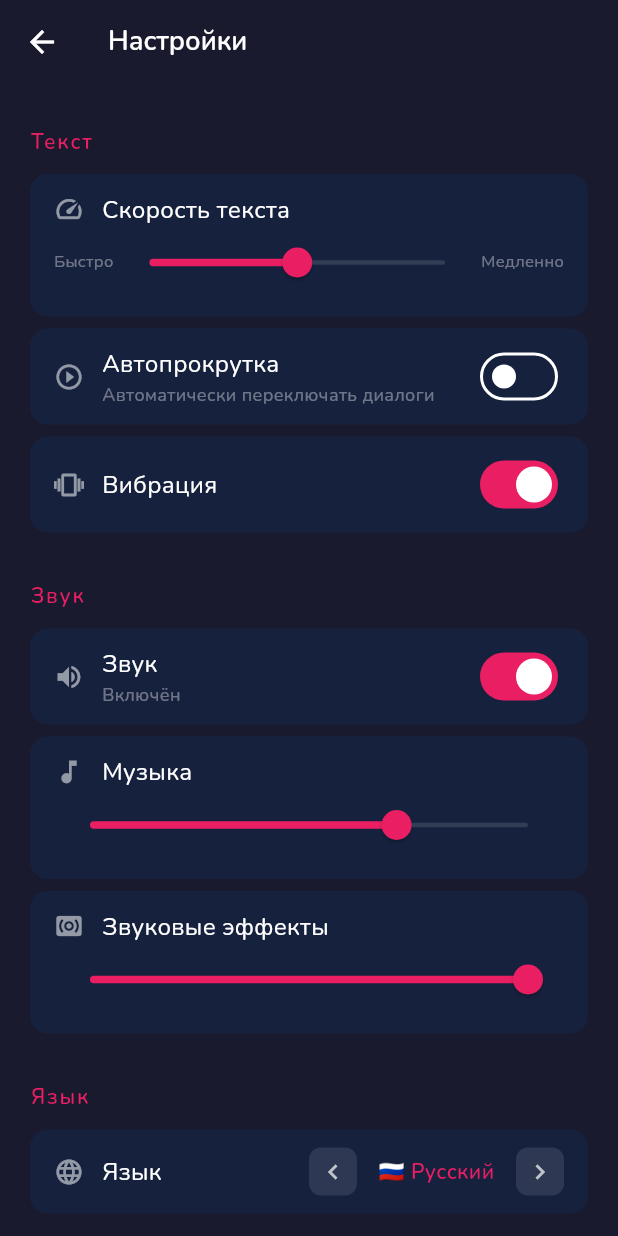
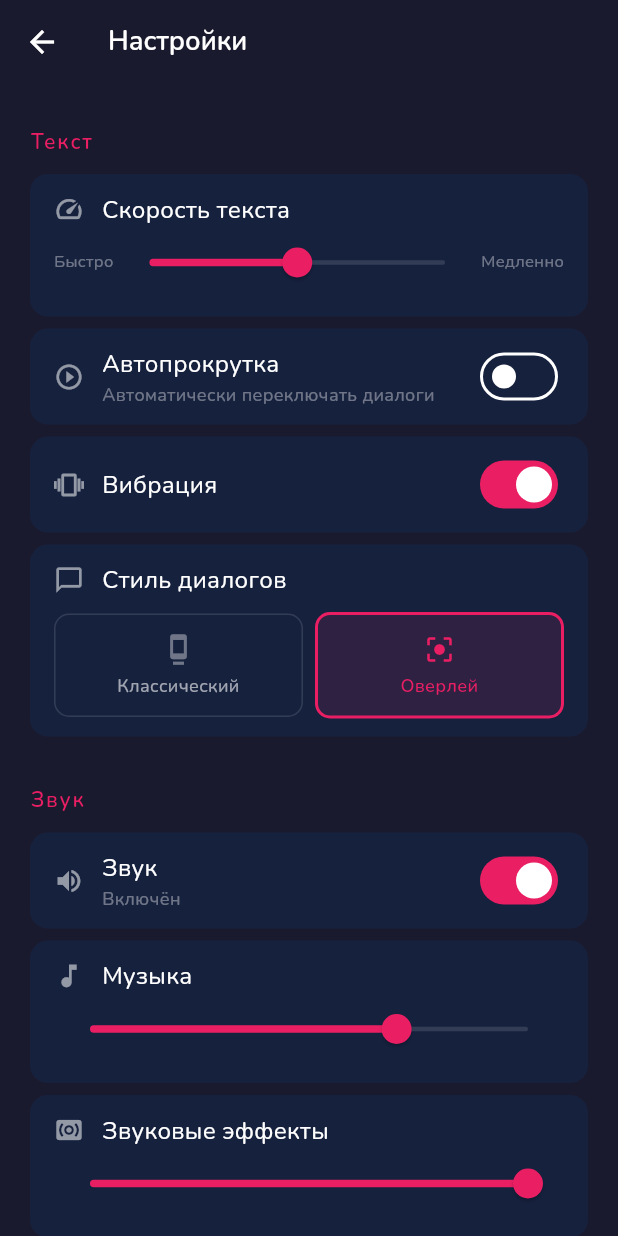
Before and after one commit to Ovilord1992/LoveLore, a Flutter app: the SettingsScreen screen opened directly, on a phone screen of 412 x 824 dp. Run offline on Flutter 3.47's test engine with Material 3 defaults, Android fonts, the phone set to English and light mode, and no system bars; our stand-ins replace equatable, flutter_riverpod, google_fonts, google_mobile_ads, google_sign_in, hive_flutter and 3 more; accounts and stored records are empty; network calls fail.

Commit message:
Add overlay dialogue mode (Romance Club style)
- DialogueOverlay widget: centered text with fade animation,
  semi-transparent backdrop, pulsing advance indicator
- Two modes: Classic (bottom) and Overlay (center, default)
- Toggle in Settings with visual card selector
- dialogueStyle setting persisted in AppSettings
- game_screen conditionally uses overlay for dialogue/narration
- 3 locale keys × 11 languages (dialogue_style, classic/overlay)

Co-authored-by: Copilot <223556219+Copilot@users.noreply.github.com>

```diff
--- a/client/lib/screens/settings_screen.dart
+++ b/client/lib/screens/settings_screen.dart
@@ -63,6 +63,45 @@ class SettingsScreen extends ConsumerWidget {
             subtitle: null,
             value: settings.vibrationEnabled,
             onChanged: (_) => settingsNotifier.toggleVibration(),
+          ),
+          const SizedBox(height: 8),
+          // Стиль диалогов
+          Container(
+            padding: const EdgeInsets.symmetric(horizontal: 16, vertical: 12),
+            decoration: BoxDecoration(
+              color: AppTheme.surfaceColor(context),
+              borderRadius: BorderRadius.circular(12),
+            ),
+            child: Column(
+              crossAxisAlignment: CrossAxisAlignment.start,
+              children: [
+                Row(
+                  children: [
+                    const Icon(Icons.chat_bubble_outline, color: Colors.white54, size: 20),
+                    const SizedBox(width: 12),
+                    Text(ref.tr('dialogue_style'), style: const TextStyle(color: Colors.white)),
+                  ],
+                ),
+                const SizedBox(height: 10),
+                Row(
+                  children: [
+                    _DialogueStyleCard(
+                      label: ref.tr('classic_style'),
+                      icon: Icons.dock,
+                      selected: settings.dialogueStyle == 0,
+                      onTap: () => settingsNotifier.setDialogueStyle(0),
+                    ),
+                    const SizedBox(width: 8),
+                    _DialogueStyleCard(
+                      label: ref.tr('overlay_style'),
+                      icon: Icons.center_focus_strong,
+                      selected: settings.dialogueStyle == 1,
+                      onTap: () => settingsNotifier.setDialogueStyle(1),
+                    ),
+                  ],
+                ),
+              ],
+            ),
           ),
 
           const SizedBox(height: 24),
@@ -503,3 +542,56 @@ class _ThemeCard extends StatelessWidget {
     );
   }
 }
+
+class _DialogueStyleCard extends StatelessWidget {
+  final String label;
+  final IconData icon;
+  final bool selected;
+  final VoidCallback onTap;
+
+  const _DialogueStyleCard({
+    required this.label,
+    required this.icon,
+    required this.selected,
+    required this.onTap,
+  });
+
+  @override
+  Widget build(BuildContext context) {
+    return Expanded(
+      child: GestureDetector(
+        onTap: onTap,
+        child: Container(
+          padding: const EdgeInsets.symmetric(vertical: 12),
+          decoration: BoxDecoration(
+            color: selected
+                ? AppTheme.primary.withValues(alpha: 0.12)
+                : AppTheme.surfaceColor(context),
+            borderRadius: BorderRadius.circular(10),
+            border: Border.all(
+              color: selected ? AppTheme.primary : Colors.white12,
+              width: selected ? 2 : 1,
+            ),
+          ),
+          child: Column(
+            children: [
+              Icon(icon,
+                  color: selected ? AppTheme.primary : Colors.white38,
+                  size: 22),
+              const SizedBox(height: 4),
+              Text(
+                label,
+                textAlign: TextAlign.center,
+                style: TextStyle(
+                  color: selected ? AppTheme.primary : Colors.white60,
+                  fontWeight: selected ? FontWeight.w600 : FontWeight.normal,
+                  fontSize: 12,
+                ),
+              ),
+            ],
+          ),
+        ),
+      ),
+    );
+  }
+}
```
Also changed, not shown: client/lib/screens/game_screen.dart (+35 -6 lines), client/lib/services/locale_service.dart (+33 -0 lines), client/lib/services/settings_service.dart (+13 -0 lines), client/lib/widgets/dialogue_overlay.dart (added, +260 -0 lines).
